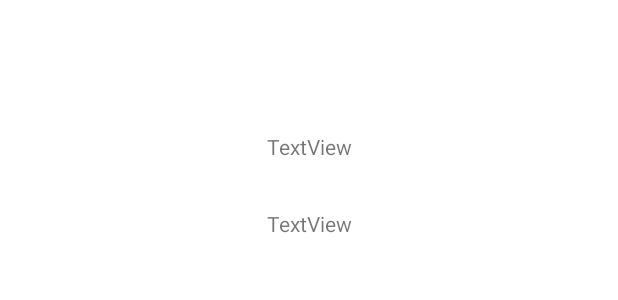
After one commit to downwine/Pisos, an Android app: the layout show_layout.xml on its own in the app's theme, with its tools: preview values and no code run, on a phone screen of 412 x 824 dp. The commit adds this screen. Shown: the top 300 px of the screen. Run offline under Robolectric (Android 15) with nearby library versions, the phone set to English and light mode, and no system bars.

Commit message:
почему же у меня не выходит.."

```diff
--- a/app/src/main/java/com/example/myapplication/MainActivity.java
+++ b/app/src/main/java/com/example/myapplication/MainActivity.java
@@ -54,7 +54,8 @@ public class MainActivity extends AppCompatActivity implements CalendarAdapter.O
         mAppBarConfiguration = new AppBarConfiguration.Builder(
                 R.id.nav_home, R.id.nav_gallery,
                 R.id.nav_slideshow, R.id.nav_cards,
-                R.id.nav_timetable, R.id.nav_poker)
+                R.id.nav_timetable, R.id.nav_poker,
+                R.id.nav_cases)
                 .setOpenableLayout(drawer)
                 .build();
         NavController navController = Navigation.findNavController(this, R.id.nav_host_fragment_content_main);
--- a/app/src/main/java/com/example/myapplication/entities/Prisoner.java
+++ b/app/src/main/java/com/example/myapplication/entities/Prisoner.java
@@ -8,7 +8,7 @@ public class Prisoner {
     public Double height;
     public Double weight;
     public Date welcome, bye;
-    public String id_criminal_Crim_case;
+    public String id_criminal_case;
 
     public Prisoner() {
 
@@ -22,6 +22,6 @@ public class Prisoner {
         this.weight = weight;
         this.welcome = welcome;
         this.bye = bye;
-        this.id_criminal_Crim_case = id_criminal_Crim_case;
+        this.id_criminal_case = id_criminal_Crim_case;
     }
 }
--- a/app/src/main/java/com/example/myapplication/write/WriteActivity.java
+++ b/app/src/main/java/com/example/myapplication/write/WriteActivity.java
@@ -77,10 +77,10 @@ public class WriteActivity extends AppCompatActivity {
             Double weight = Double.parseDouble(edWeight.getText().toString());
 
             String[] words = edWelcome.getText().toString().split("\\.");
-            Date welcome = new Date(Integer.parseInt(words[2]), Integer.parseInt(words[1]), Integer.parseInt(words[0]));
+            Date welcome = new Date(Integer.parseInt(words[2]), Integer.parseInt(words[1])-1, Integer.parseInt(words[0]));
 
             String[] words1 = edBye.getText().toString().split("\\.");
-            Date bye = new Date(Integer.parseInt(words1[2]), Integer.parseInt(words1[1]), Integer.parseInt(words1[0]));
+            Date bye = new Date(Integer.parseInt(words1[2]), Integer.parseInt(words1[1])-1, Integer.parseInt(words1[0]));
 
             String сrim_case = spinner.getSelectedItem().toString();
             Integer n_id = cases.indexOf(сrim_case);
--- /dev/null
+++ b/app/src/main/res/layout/show_layout.xml
@@ -0,0 +1,28 @@
+<?xml version="1.0" encoding="utf-8"?>
+<androidx.constraintlayout.widget.ConstraintLayout
+    xmlns:android="http://schemas.android.com/apk/res/android"
+    xmlns:app="http://schemas.android.com/apk/res-auto"
+    xmlns:tools="http://schemas.android.com/tools"
+    android:layout_width="match_parent"
+    android:layout_height="match_parent">
+
+    <TextView
+        android:id="@+id/case_name"
+        android:layout_width="wrap_content"
+        android:layout_height="wrap_content"
+        android:layout_marginTop="88dp"
+        android:text="TextView"
+        app:layout_constraintEnd_toEndOf="parent"
+        app:layout_constraintStart_toStartOf="parent"
+        app:layout_constraintTop_toTopOf="parent" />
+
+    <TextView
+        android:id="@+id/case_desc"
+        android:layout_width="wrap_content"
+        android:layout_height="wrap_content"
+        android:layout_marginTop="32dp"
+        android:text="TextView"
+        app:layout_constraintEnd_toEndOf="parent"
+        app:layout_constraintStart_toStartOf="parent"
+        app:layout_constraintTop_toBottomOf="@+id/case_name" />
+</androidx.constraintlayout.widget.ConstraintLayout>
--- a/app/src/main/res/menu/activity_main_drawer.xml
+++ b/app/src/main/res/menu/activity_main_drawer.xml
@@ -30,5 +30,11 @@
             android:id="@+id/nav_poker"
             android:icon="@drawable/poker"
             android:title="Тюремный покер" />
+        <item
+            android:id="@+id/nav_cases"
+            android:layout_width="wrap_content"
+            android:layout_height="wrap_content"
+            android:icon="@drawable/checklist"
+            android:title="Справочник статей" />
     </group>
 </menu>
```
Also changed, not shown: app/src/main/java/com/example/myapplication/read/Cases_ReadActivity.java (added, +88 -0 lines), app/src/main/java/com/example/myapplication/read/Cases_ShowActivity.java (added, +37 -0 lines), app/src/main/java/com/example/myapplication/ui/ListCases.java (added, +29 -0 lines), app/src/main/java/com/example/myapplication/ui/cards/CardsFragment.java (+31 -8 lines), app/src/main/java/com/example/myapplication/ui/slideshow/SlideshowFragment.java (+6 -6 lines), app/src/main/res/layout/fragment_cases.xml (added, +32 -0 lines), app/src/main/res/navigation/mobile_navigation.xml (+7 -0 lines).
